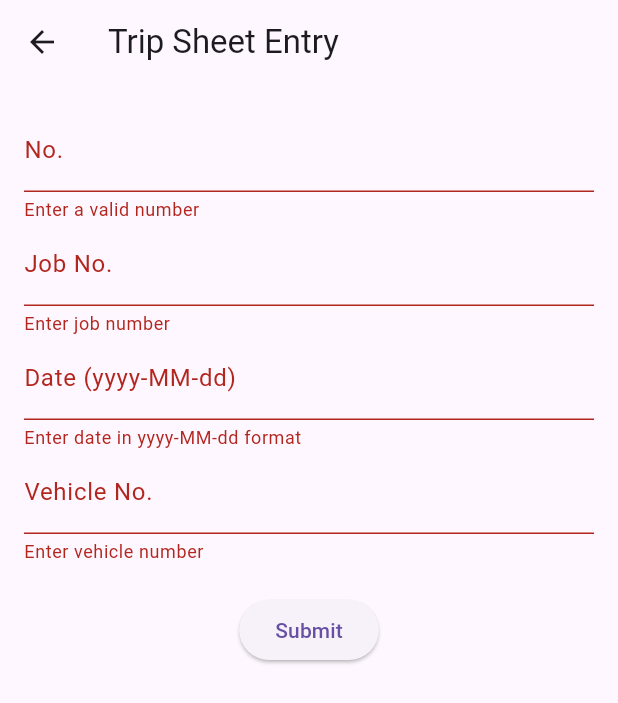
After one commit to alibabakutty/database_app, a Flutter app: the AhomePage screen opened by its route, after a tap on "Submit", on a phone screen of 412 x 824 dp. The commit adds this screen. Shown: the top 703 px of the screen. Run offline on Flutter 3.47's test engine with Material 3 defaults, Android fonts, the phone set to English and light mode, and no system bars; our stand-ins replace cloud_firestore, firebase_auth, firebase_core, google_fonts; accounts and stored records are empty.

Commit message:
miniature arguments passing prototype success

```diff
--- a/lib/main.dart
+++ b/lib/main.dart
@@ -1,4 +1,5 @@
 import 'package:database_app/firebase_options.dart';
+import 'package:database_app/screens/ahome_page.dart';
 import 'package:database_app/screens/dashboard.dart';
 import 'package:database_app/screens/home_page.dart';
 import 'package:database_app/screens/login_page.dart';
@@ -32,6 +33,7 @@ class DatabaseApp extends StatelessWidget {
             const LoginPage(isEmployer: false), // Employee Login page route
         '/dashboard': (context) => const Dashboard(),
         '/home': (context) => HomePage(), // Home page route
+        '/ahome': (context) => AhomePage(),
       },
     );
   }
--- /dev/null
+++ b/lib/models/atrip_sheet.dart
@@ -0,0 +1,53 @@
+import 'package:cloud_firestore/cloud_firestore.dart';
+
+class AtripSheet {
+  late int no;
+  final String jobNo;
+  final DateTime date;
+  final String vehicleNo;
+  final String fromLocation;
+  final bool isApproved;
+  final bool isEmployer;
+  final DateTime timestamp;
+
+  AtripSheet({
+    required this.no,
+    required this.jobNo,
+    required this.date,
+    required this.vehicleNo,
+    required this.fromLocation,
+    required this.isApproved,
+    required this.isEmployer,
+    required this.timestamp,
+  });
+
+  factory AtripSheet.fromFirestore(Map<String, dynamic> data) {
+    return AtripSheet(
+      no: data['no'] as int,
+      jobNo: data['job_no'] ?? '',
+      date: (data['date'] as Timestamp).toDate(),
+      vehicleNo: data['vehicle_no'] ?? '',
+      fromLocation: data['from_location'] ?? '',
+      isApproved: data['is_approved'] is String
+          ? data['is_approved'] == 'true'
+          : (data['is_approved'] as bool? ?? false),
+      isEmployer: data['is_employer'] is String
+          ? data['is_employer'] == 'true'
+          : (data['is_employer'] as bool? ?? false),
+      timestamp: (data['timestamp'] as Timestamp).toDate(),
+    );
+  }
+
+  Map<String, dynamic> toMap() {
+    return {
+      'no': no,
+      'job_no': jobNo,
+      'date': Timestamp.fromDate(date),
+      'vehicle_no': vehicleNo,
+      'from_location': fromLocation,
+      'is_approved': isApproved,
+      'is_employer': isEmployer,
+      'timestamp': Timestamp.fromDate(timestamp),
+    };
+  }
+}
--- /dev/null
+++ b/lib/screens/ahome_page.dart
@@ -0,0 +1,242 @@
+import 'package:database_app/models/atrip_sheet.dart';
+import 'package:database_app/services/firebase_service.dart';
+import 'package:flutter/material.dart';
+
+class AhomePage extends StatefulWidget {
+  const AhomePage({super.key});
+
+  @override
+  State<AhomePage> createState() => _AhomePageState();
+}
+
+class _AhomePageState extends State<AhomePage> {
+  final FirebaseService firebaseService = FirebaseService();
+  bool isApproved = false;
+  bool isEmployer = false;
+  bool isLoading = true;
+
+  final _formKey = GlobalKey<FormState>();
+  final TextEditingController noController = TextEditingController();
+  final TextEditingController jobNoController = TextEditingController();
+  final TextEditingController dateController = TextEditingController();
+  final TextEditingController vehicleNoController = TextEditingController();
+  final TextEditingController fromLocationController = TextEditingController();
+
+  @override
+  void initState() {
+    super.initState();
+  }
+
+  @override
+  void didChangeDependencies() {
+    super.didChangeDependencies();
+    // isEmployer = (ModalRoute.of(context)?.settings.arguments as bool?) ?? false;
+
+    final args = ModalRoute.of(context)?.settings.arguments;
+
+    if (args is bool) {
+      // employee login case
+      setState(() {
+        isEmployer = args;
+      });
+    } else if (args is Map<String, dynamic>) {
+      // employer login case
+      if (args.isNotEmpty) {
+        setState(() {
+          isEmployer = args['isEmployer'] ?? false;
+        });
+
+        final tripSheetNo = args['tripSheetNo'] as int?;
+        if (tripSheetNo != null && noController.text.isEmpty) {
+          noController.text = tripSheetNo.toString();
+          _fetchTripSheetData(tripSheetNo);
+        }
+      }
+    }
+  }
+
+  // Fetch trip sheet data using the no value
+  Future<void> _fetchTripSheetData(int tripSheetNo) async {
+    AtripSheet? atripSheet =
+        await firebaseService.getAtripSheetByNo(tripSheetNo);
+
+    if (atripSheet != null) {
+      setState(() {
+        noController.text = atripSheet.no.toString();
+        jobNoController.text = atripSheet.jobNo;
+        dateController.text = atripSheet.date.toString().substring(0, 10);
+        vehicleNoController.text = atripSheet.vehicleNo;
+        fromLocationController.text = atripSheet.fromLocation;
+        isApproved = atripSheet.isApproved;
+        isLoading = false;
+      });
+    } else {
+      setState(() {
+        isLoading = false;
+      });
+      ScaffoldMessenger.of(context).showSnackBar(
+        SnackBar(content: Text('Trip sheet not found.')),
+      );
+    }
+  }
+
+  // Fetch trip sheet data from Firestore by 'No.'
+  Future<void> fetchTripSheetData() async {
+    if (!isEmployer) return; // Fetch only for employer login
+
+    if (noController.text.isNotEmpty) {
+      int? enteredNo = int.tryParse(noController.text.trim());
+      if (enteredNo == null) {
+        ScaffoldMessenger.of(context).showSnackBar(
+          const SnackBar(content: Text('Please enter a valid number')),
+        );
+        return;
+      }
+
+      AtripSheet? atripSheet =
+          await firebaseService.getAtripSheetByNo(enteredNo);
+
+      if (atripSheet != null) {
+        setState(() {
+          jobNoController.text = atripSheet.jobNo;
+          dateController.text = atripSheet.date.toString().substring(0, 10);
+          vehicleNoController.text = atripSheet.vehicleNo;
+          fromLocationController.text = atripSheet.fromLocation;
+          isApproved = atripSheet.isApproved;
+        });
+      } else {
+        ScaffoldMessenger.of(context).showSnackBar(
+          const SnackBar(content: Text('No trip sheet found for this number')),
+        );
+      }
+    }
+  }
+
+  void _submitForm() async {
+    if (_formKey.currentState!.validate()) {
+      int? tripSheetNo = int.tryParse(noController.text);
+      if (tripSheetNo == null) {
+        ScaffoldMessenger.of(context).showSnackBar(
+          const SnackBar(content: Text('Invalid trip sheet number')),
+        );
+        return;
+      }
+
+      String jobNo = jobNoController.text.trim();
+      DateTime date = DateTime.parse(dateController.text.trim());
+      String vehicleNo = vehicleNoController.text.trim();
+      String fromLocation =
+          isEmployer ? fromLocationController.text.trim() : '';
+
+      Map<String, dynamic> updatedData = {
+        'jobNo': jobNo,
+        'date': date,
+        'vehicle_no': vehicleNo,
+        'from_location': fromLocation,
+        'is_approved': true,
+        'is_employer': isEmployer,
+        'timestamp': DateTime.now(),
+      };
+
+      bool success;
+      if (isEmployer) {
+        // Update existing document if 'isEmployer = true'
+        success = await firebaseService.updateAtripSheetByNo(
+            tripSheetNo, updatedData);
+      } else {
+        // Create new document if 'isEmployer = false'
+        AtripSheet atripSheet = AtripSheet(
+          no: tripSheetNo,
+          jobNo: jobNo,
+          date: date,
+          vehicleNo: vehicleNo,
+          fromLocation: fromLocation,
+          isApproved: isApproved,
+          isEmployer: isEmployer,
+          timestamp: DateTime.now(),
+        );
+
+        success = await firebaseService.saveTripSheet(atripSheet);
+      }
+
+      if (success) {
+        ScaffoldMessenger.of(context).showSnackBar(
+          const SnackBar(content: Text('Trip sheet submitted successfully!')),
+        );
+      } else {
+        ScaffoldMessenger.of(context).showSnackBar(
+          const SnackBar(content: Text('Failed to submit trip sheet.')),
+        );
+      }
+    }
+  }
+
+  @override
+  Widget build(BuildContext context) {
+    return Scaffold(
+      appBar: AppBar(title: const Text('Trip Sheet Entry')),
+      body: Padding(
+        padding: const EdgeInsets.all(16.0),
+        child: Form(
+          key: _formKey,
+          child: Column(
+            children: [
+              TextFormField(
+                controller: noController,
+                keyboardType: TextInputType.number,
+                decoration: InputDecoration(
+                  labelText: 'No.',
+                  suffixIcon: isEmployer
+                      ? IconButton(
+                          onPressed: fetchTripSheetData,
+                          icon: Icon(
+                            Icons.search,
+                            color: Colors.blue,
+                          ),
+                        )
+                      : null,
+                ),
+                validator: (value) =>
+                    value!.isEmpty ? 'Enter a valid number' : null,
+                onEditingComplete:
+                    fetchTripSheetData, // Fetch data when user finishes typing
+              ),
+              TextFormField(
+                controller: jobNoController,
+                decoration: const InputDecoration(labelText: 'Job No.'),
+                validator: (value) =>
+                    value!.isEmpty ? 'Enter job number' : null,
+              ),
+              TextFormField(
+                controller: dateController,
+                decoration:
+                    const InputDecoration(labelText: 'Date (yyyy-MM-dd)'),
+                validator: (value) =>
+                    value!.isEmpty ? 'Enter date in yyyy-MM-dd format' : null,
+                keyboardType: TextInputType.datetime,
+              ),
+              TextFormField(
+                controller: vehicleNoController,
+                decoration: const InputDecoration(labelText: 'Vehicle No.'),
+                validator: (value) =>
+                    value!.isEmpty ? 'Enter vehicle number' : null,
+              ),
+              if (isEmployer)
+                TextFormField(
+                  controller: fromLocationController,
+                  decoration: const InputDecoration(labelText: 'From Location'),
+                  validator: (value) =>
+                      value!.isEmpty ? 'Enter from location' : null,
+                ),
+              const SizedBox(height: 20),
+              ElevatedButton(
+                onPressed: _submitForm,
+                child: const Text('Submit'),
+              ),
+            ],
+          ),
+        ),
+      ),
+    );
+  }
+}
--- a/lib/screens/login_page.dart
+++ b/lib/screens/login_page.dart
@@ -54,7 +54,7 @@ class _LoginPageState extends State<LoginPage> {
       }
       if (mounted) {
         Navigator.of(context).pushReplacementNamed(
-          widget.isEmployer ? '/dashboard' : '/home',
+          widget.isEmployer ? '/dashboard' : '/ahome',
           arguments: widget.isEmployer,
         ); // pass the isemployer flag
       }
@@ -82,7 +82,7 @@ class _LoginPageState extends State<LoginPage> {
           await saveUserToFirestore(userCredential);
           if (mounted) {
             Navigator.of(context).pushReplacementNamed(
-              widget.isEmployer ? '/dashboard' : '/home',
+              widget.isEmployer ? '/dashboard' : '/ahome',
               arguments: widget.isEmployer, // pass the isemployer flag
             );
           }
@@ -118,7 +118,7 @@ class _LoginPageState extends State<LoginPage> {
         await saveUserToFirestore(userCredential);
         if (mounted) {
           Navigator.of(context).pushReplacementNamed(
-            widget.isEmployer ? '/dashboard' : '/home',
+            widget.isEmployer ? '/dashboard' : '/ahome',
             arguments: widget.isEmployer, // pass the isemployer flag
           );
         } else {
```
Also changed, not shown: lib/screens/dashboard.dart (+26 -14 lines), lib/screens/home_page.dart (+0 -64 lines), lib/services/firebase_service.dart (+92 -25 lines).
